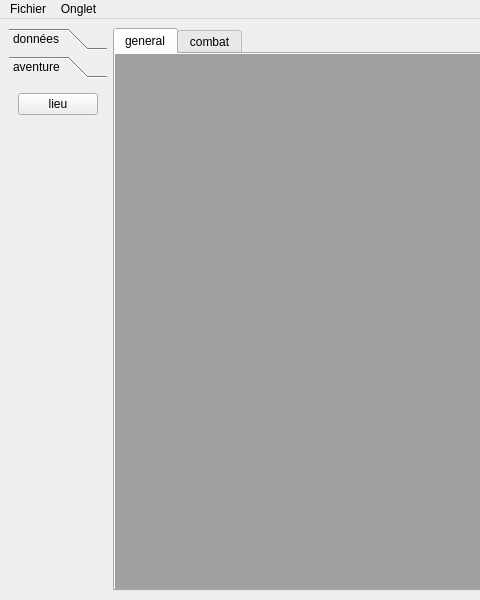
Above: src/view/mainwindow.ui from GaelPICOT/voyage before the change; both pictures show x 0 to 480 and y 0 to 600 of the 1202 by 600 pixel window. Below: the same form after it.
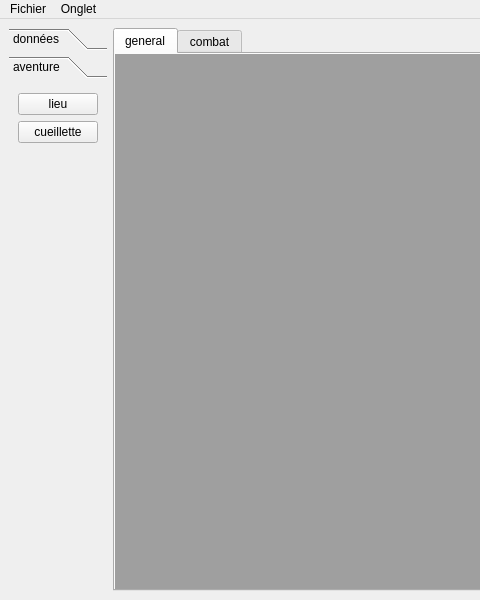
That is the form after the change. The open tabs and pages were chosen to show the change.

Commit message: Ajout ébauche cueillette

The edit to the form file:
```diff
--- a/src/view/mainwindow.ui
+++ b/src/view/mainwindow.ui
@@ -89,7 +89,7 @@
          <x>0</x>
          <y>0</y>
          <width>103</width>
-         <height>493</height>
+         <height>497</height>
         </rect>
        </property>
        <attribute name="label">
@@ -103,6 +103,13 @@
           </property>
          </widget>
         </item>
+        <item>
+         <widget class="QPushButton" name="cueillette_button">
+          <property name="text">
+           <string>cueillette</string>
+          </property>
+         </widget>
+        </item>
         <item>
          <spacer name="verticalSpacer_2">
           <property name="orientation">
```
Left out of the diff: 6 changed lines with no effect on the pictures. The commit also changes 3 other files.
